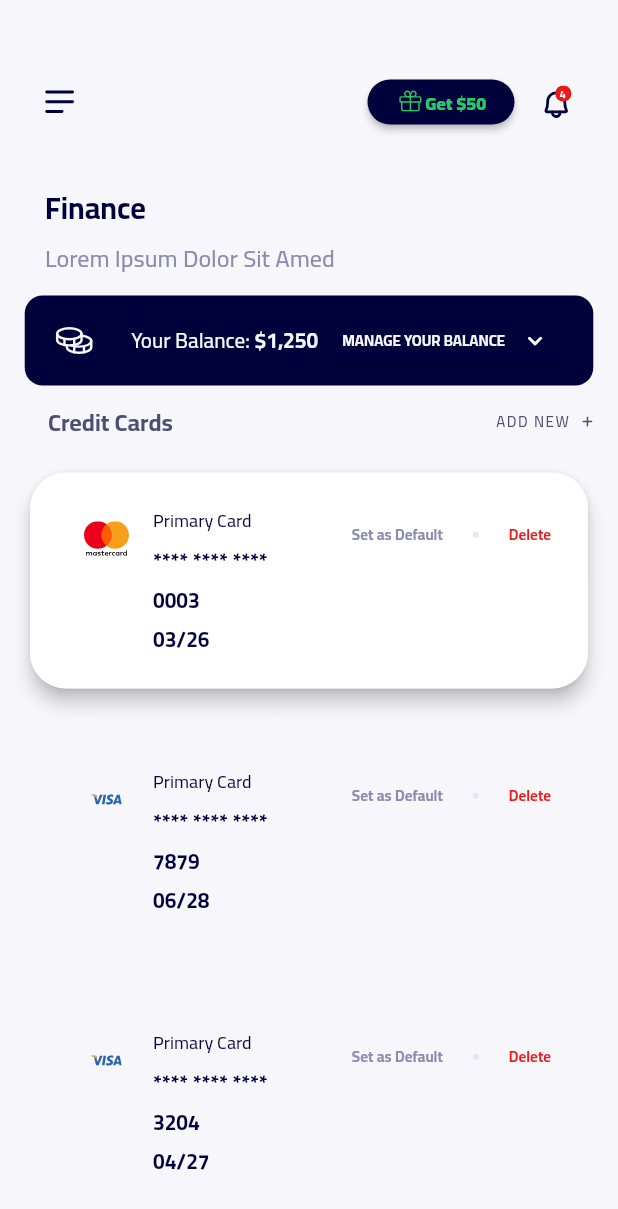
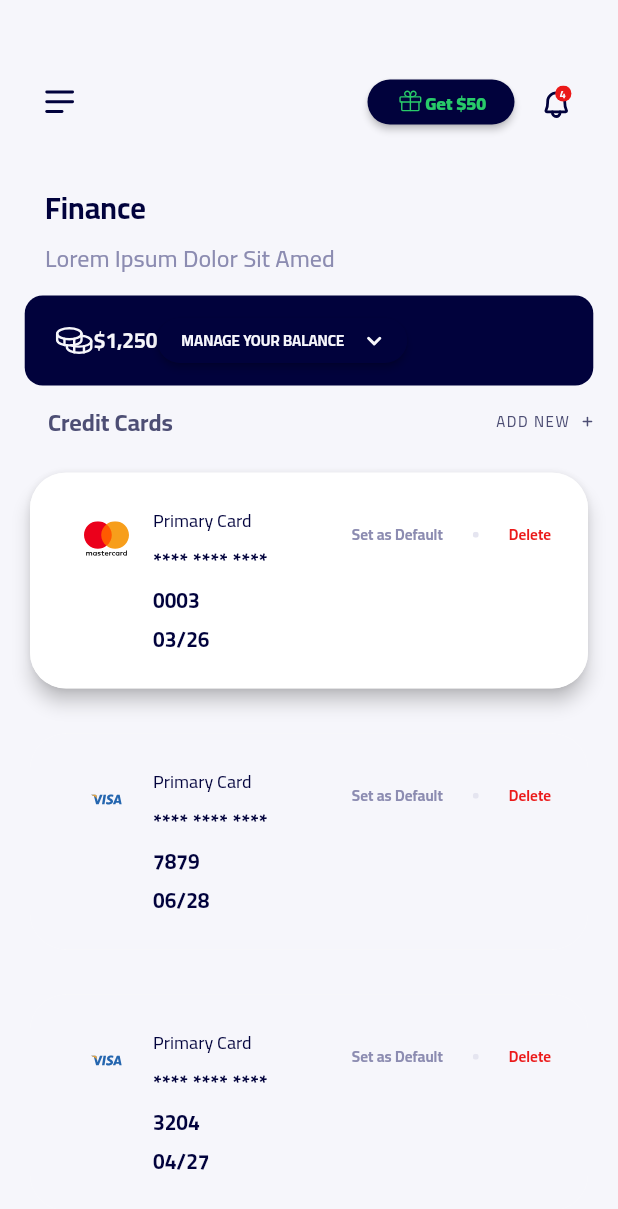
Before and after one commit to ozgun-kara/ruut, a Flutter app: the screen it shows after launch, on a phone screen of 412 x 824 dp. Shown: the top 1209 px of the screen. Run offline on Flutter 3.47's test engine with Material 2 defaults, Android fonts, the phone set to English and light mode, and no system bars; our stand-ins replace flutter_svg; statements that could not run were skipped.

Commit message:
Update finance_page.dart

```diff
--- a/lib/pages/finance_page.dart
+++ b/lib/pages/finance_page.dart
@@ -160,18 +160,7 @@ class FinancePage extends StatelessWidget {
                       ),
                     ),
 
-                    const Padding(
-                      padding: EdgeInsets.fromLTRB(25, 0, 0, 0),
-                      child: Text(
-                        "Your Balance: ",
-                        style: TextStyle(
-                          fontSize: 14,
-                          fontFamily: "Cairo-VariableFont_wght",
-                          fontWeight: FontWeight.w500,
-                          color: Color(0xFFF6F6FB),
-                        ),
-                      ),
-                    ),
+
 
                     const Padding(
                       padding: EdgeInsets.fromLTRB(0, 0, 0, 0),
```
